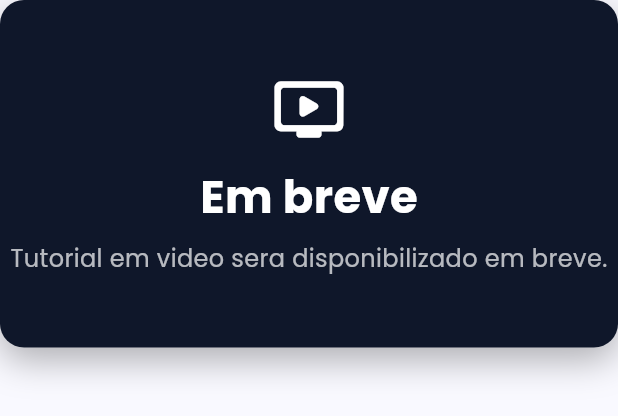
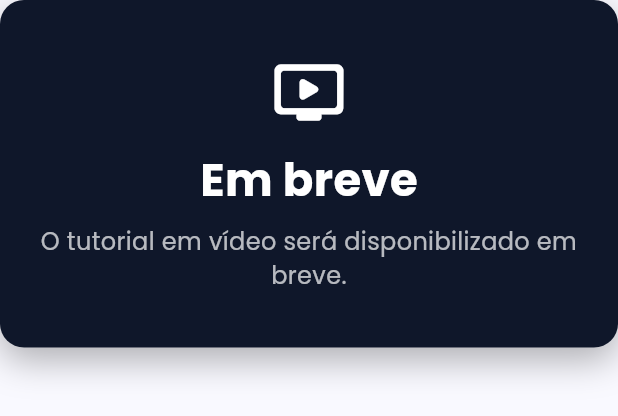
Before and after one commit to Grupo-Rede-Campo/idrpeixe_landing, a Flutter app: the _VideoPlayer widget shown alone on an empty page, opened directly, on a phone screen of 412 x 824 dp. Shown: the top 416 px of the screen. Run offline on Flutter 3.47's test engine with Material 3 defaults, Android fonts, the phone set to English and light mode, and no system bars; our stand-ins replace animate_do, cached_network_image, carousel_slider, font_awesome_flutter, google_fonts, smooth_page_indicator and 2 more; network calls fail.

Commit message:
fix: corrige a mensagem do tutorial em vídeo na seção de vídeo

```diff
--- a/lib/screens/home/components/cta_section.dart
+++ b/lib/screens/home/components/cta_section.dart
@@ -301,7 +301,7 @@ class _VideoPlayerState extends State<_VideoPlayer> {
                         ),
                         SizedBox(height: 8),
                         Text(
-                          'Tutorial em video sera disponibilizado em breve.',
+                          'O tutorial em vídeo será disponibilizado em breve.',
                           textAlign: TextAlign.center,
                           style: TextStyle(
                             color: Colors.white70,
```
